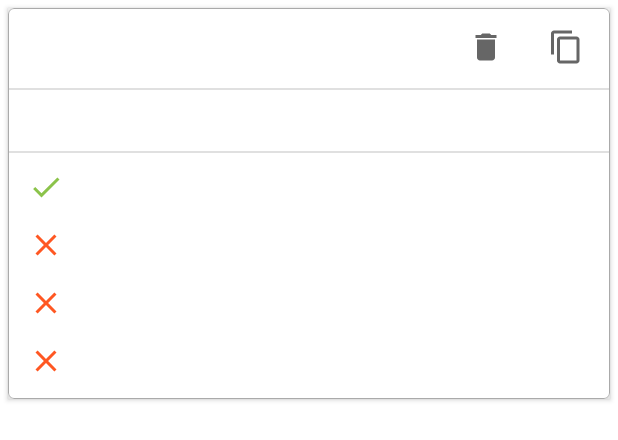
After one commit to rkumar0206/Quiz_App, an Android app: the layout saved_questions_rv_layout.xml on its own in the app's theme, with its tools: preview values and no code run, on a phone screen of 412 x 824 dp. The commit adds this screen. Shown: the top 440 px of the screen. Run offline under Robolectric (Android 15) with nearby library versions, the phone set to English and light mode, and no system bars; network calls fail.

Commit message:
-> Made the layout for the saved Question recyclerView

```diff
--- /dev/null
+++ b/app/src/main/res/drawable/ic_baseline_check_24.xml
@@ -0,0 +1,9 @@
+<vector xmlns:android="http://schemas.android.com/apk/res/android"
+    android:width="24dp"
+    android:height="24dp"
+    android:viewportWidth="24"
+    android:viewportHeight="24">
+    <path
+        android:fillColor="@color/color_green"
+        android:pathData="M9,16.17L4.83,12l-1.42,1.41L9,19 21,7l-1.41,-1.41z" />
+</vector>
--- /dev/null
+++ b/app/src/main/res/drawable/ic_baseline_content_copy_24.xml
@@ -0,0 +1,10 @@
+<vector xmlns:android="http://schemas.android.com/apk/res/android"
+    android:width="24dp"
+    android:height="24dp"
+    android:tint="?attr/colorControlNormal"
+    android:viewportWidth="24"
+    android:viewportHeight="24">
+    <path
+        android:fillColor="@android:color/white"
+        android:pathData="M16,1L4,1c-1.1,0 -2,0.9 -2,2v14h2L4,3h12L16,1zM19,5L8,5c-1.1,0 -2,0.9 -2,2v14c0,1.1 0.9,2 2,2h11c1.1,0 2,-0.9 2,-2L21,7c0,-1.1 -0.9,-2 -2,-2zM19,21L8,21L8,7h11v14z" />
+</vector>
--- /dev/null
+++ b/app/src/main/res/drawable/ic_baseline_delete_24.xml
@@ -0,0 +1,10 @@
+<vector xmlns:android="http://schemas.android.com/apk/res/android"
+    android:width="24dp"
+    android:height="24dp"
+    android:tint="?attr/colorControlNormal"
+    android:viewportWidth="24"
+    android:viewportHeight="24">
+    <path
+        android:fillColor="@android:color/white"
+        android:pathData="M6,19c0,1.1 0.9,2 2,2h8c1.1,0 2,-0.9 2,-2V7H6v12zM19,4h-3.5l-1,-1h-5l-1,1H5v2h14V4z" />
+</vector>
--- /dev/null
+++ b/app/src/main/res/drawable/ic_outline_clear_24.xml
@@ -0,0 +1,9 @@
+<vector xmlns:android="http://schemas.android.com/apk/res/android"
+    android:width="24dp"
+    android:height="24dp"
+    android:viewportWidth="24"
+    android:viewportHeight="24">
+  <path
+      android:fillColor="@color/color_orange"
+      android:pathData="M19,6.41L17.59,5 12,10.59 6.41,5 5,6.41 10.59,12 5,17.59 6.41,19 12,13.41 17.59,19 19,17.59 13.41,12 19,6.41z" />
+</vector>
--- /dev/null
+++ b/app/src/main/res/layout/saved_questions_rv_layout.xml
@@ -0,0 +1,136 @@
+<?xml version="1.0" encoding="utf-8"?>
+<androidx.cardview.widget.CardView xmlns:android="http://schemas.android.com/apk/res/android"
+    xmlns:app="http://schemas.android.com/apk/res-auto"
+    android:layout_width="match_parent"
+    android:layout_height="wrap_content"
+    android:layout_margin="5dp">
+
+    <com.google.android.material.card.MaterialCardView
+        android:id="@+id/savedQuestionParentView"
+        android:layout_width="match_parent"
+        android:layout_height="match_parent"
+        app:strokeColor="@android:color/darker_gray"
+        app:strokeWidth="0.5dp">
+
+        <androidx.constraintlayout.widget.ConstraintLayout
+            android:layout_width="match_parent"
+            android:layout_height="match_parent">
+
+
+            <ImageButton
+                android:id="@+id/copyBtn"
+                android:layout_width="wrap_content"
+                android:layout_height="wrap_content"
+                android:layout_marginTop="4dp"
+                android:layout_marginEnd="5dp"
+                android:backgroundTint="@android:color/transparent"
+                android:contentDescription="@string/copybtn"
+                app:layout_constraintEnd_toEndOf="parent"
+                app:layout_constraintTop_toTopOf="parent"
+                app:srcCompat="@drawable/ic_baseline_content_copy_24" />
+
+            <ImageButton
+                android:id="@+id/deleteBtn"
+                android:layout_width="wrap_content"
+                android:layout_height="wrap_content"
+                android:layout_marginEnd="5dp"
+                android:backgroundTint="@android:color/transparent"
+                android:contentDescription="@string/deletebtn"
+                app:layout_constraintBottom_toBottomOf="@+id/copyBtn"
+                app:layout_constraintEnd_toStartOf="@+id/copyBtn"
+                app:layout_constraintTop_toTopOf="@+id/copyBtn"
+                app:srcCompat="@drawable/ic_baseline_delete_24" />
+
+            <View
+                android:id="@+id/divider11"
+                android:layout_width="match_parent"
+                android:layout_height="1dp"
+                android:layout_marginTop="5dp"
+                android:background="?android:attr/listDivider"
+                app:layout_constraintEnd_toEndOf="parent"
+                app:layout_constraintHorizontal_bias="0.5"
+                app:layout_constraintStart_toStartOf="parent"
+                app:layout_constraintTop_toBottomOf="@+id/deleteBtn" />
+
+            <TextView
+                android:id="@+id/displayQuestionTV"
+                android:layout_width="0dp"
+                android:layout_height="wrap_content"
+                android:layout_marginStart="8dp"
+                android:layout_marginTop="5dp"
+                android:layout_marginEnd="8dp"
+                android:gravity="center_vertical"
+                android:padding="5dp"
+                app:layout_constraintEnd_toEndOf="parent"
+                app:layout_constraintHorizontal_bias="0.5"
+                app:layout_constraintStart_toStartOf="parent"
+                app:layout_constraintTop_toBottomOf="@+id/divider11" />
+
+            <View
+                android:id="@+id/divider13"
+                android:layout_width="match_parent"
+                android:layout_height="1dp"
+                android:layout_marginTop="5dp"
+                android:background="?android:attr/listDivider"
+                app:layout_constraintEnd_toEndOf="parent"
+                app:layout_constraintHorizontal_bias="0.5"
+                app:layout_constraintStart_toStartOf="parent"
+                app:layout_constraintTop_toBottomOf="@+id/displayQuestionTV" />
+
+            <LinearLayout
+                android:layout_width="match_parent"
+                android:layout_height="wrap_content"
+                android:layout_marginStart="8dp"
+                android:layout_marginTop="5dp"
+                android:layout_marginEnd="8dp"
+                android:layout_marginBottom="8dp"
+                android:orientation="vertical"
+                app:layout_constraintBottom_toBottomOf="parent"
+                app:layout_constraintEnd_toEndOf="parent"
+                app:layout_constraintHorizontal_bias="0.5"
+                app:layout_constraintStart_toStartOf="parent"
+                app:layout_constraintTop_toBottomOf="@+id/divider13">
+
+                <TextView
+                    android:id="@+id/correctAnswerTV"
+                    android:layout_width="match_parent"
+                    android:layout_height="wrap_content"
+                    android:drawablePadding="5dp"
+                    android:padding="5dp"
+                    android:textSize="18sp"
+                    app:drawableStartCompat="@drawable/ic_baseline_check_24" />
+
+                <TextView
+                    android:id="@+id/incorrect_anwer_1"
+                    android:layout_width="match_parent"
+                    android:layout_height="wrap_content"
+                    android:layout_marginTop="4dp"
+                    android:drawablePadding="5dp"
+                    android:padding="5dp"
+                    android:textSize="15sp"
+                    app:drawableStartCompat="@drawable/ic_outline_clear_24" />
+
+                <TextView
+                    android:id="@+id/incorrect_anwer_2"
+                    android:layout_width="match_parent"
+                    android:layout_height="wrap_content"
+                    android:layout_marginTop="4dp"
+                    android:drawablePadding="5dp"
+                    android:padding="5dp"
+                    android:textSize="15sp"
+                    app:drawableStartCompat="@drawable/ic_outline_clear_24" />
+
+                <TextView
+                    android:id="@+id/incorrect_anwer_3"
+                    android:layout_width="match_parent"
+                    android:layout_height="wrap_content"
+                    android:layout_marginTop="4dp"
+                    android:drawablePadding="5dp"
+                    android:padding="5dp"
+                    android:textSize="15sp"
+                    app:drawableStartCompat="@drawable/ic_outline_clear_24" />
+            </LinearLayout>
+        </androidx.constraintlayout.widget.ConstraintLayout>
+    </com.google.android.material.card.MaterialCardView>
+
+</androidx.cardview.widget.CardView>
--- a/app/src/main/res/values/strings.xml
+++ b/app/src/main/res/values/strings.xml
@@ -1,4 +1,6 @@
 <resources>
     <string name="app_name">Quizzed - A Quiz App</string>
     <string name="please_wait">Please wait…</string>
+    <string name="copybtn">copyBtn</string>
+    <string name="deletebtn">deleteBtn</string>
 </resources>
```
